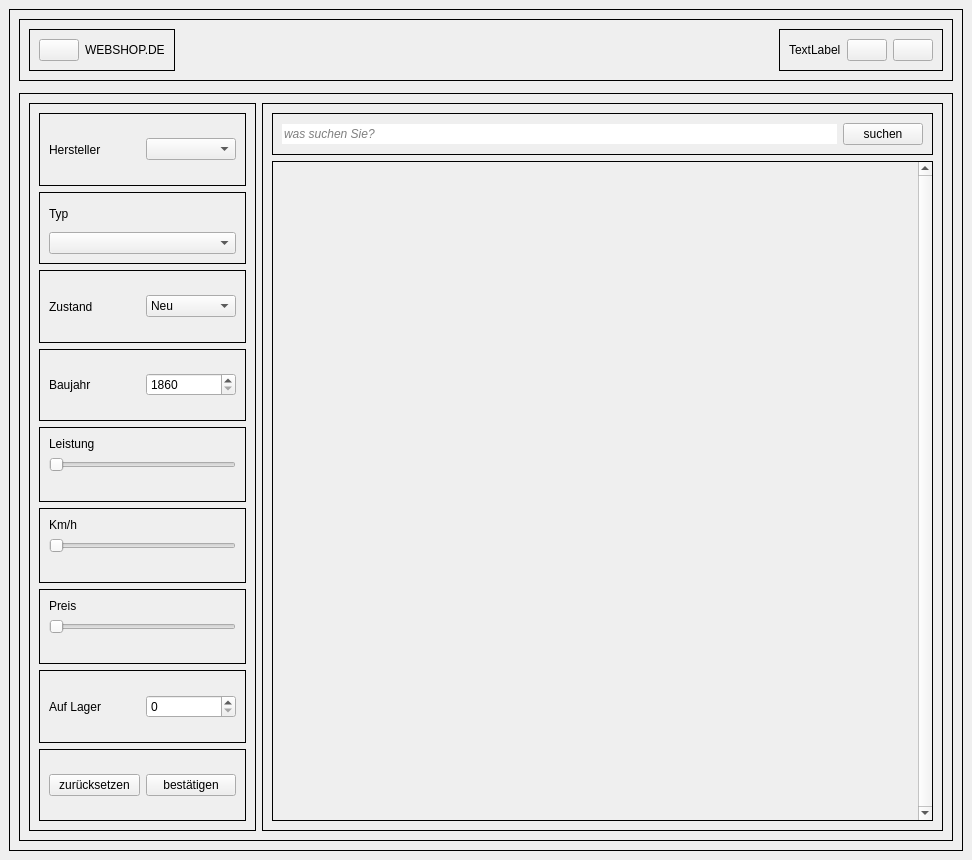
Before: the Qt Designer form frontend/Startseite.ui in nhatlam96/gui-xtraktor, drawn with Qt 5.
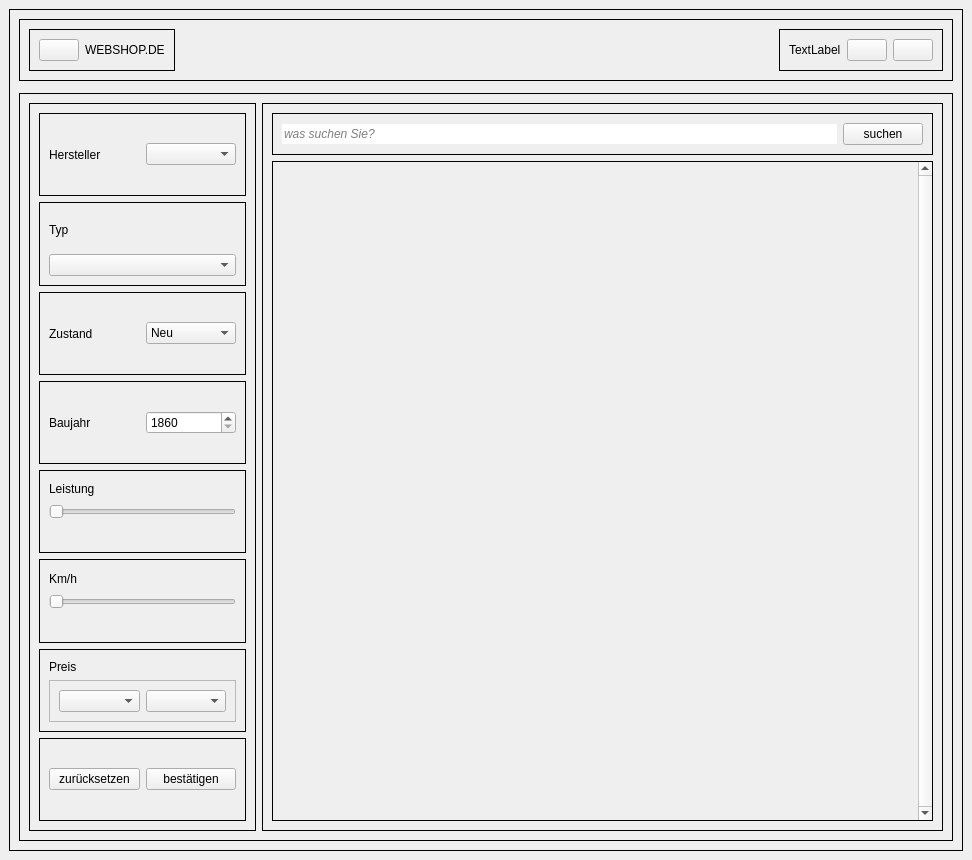
After: the same form once the commit is applied.

Diff of the .ui file:
```diff
--- a/frontend/Startseite.ui
+++ b/frontend/Startseite.ui
@@ -330,52 +330,29 @@
                  </widget>
                 </item>
                 <item>
-                 <widget class="QSlider" name="horizontalSlider_preis">
-                  <property name="maximum">
-                   <number>2000000</number>
-                  </property>
-                  <property name="singleStep">
-                   <number>100</number>
-                  </property>
-                  <property name="orientation">
-                   <enum>Qt::Horizontal</enum>
-                  </property>
-                 </widget>
-                </item>
-                <item>
-                 <widget class="QLabel" name="preis_anzeigt">
-                  <property name="text">
-                   <string/>
-                  </property>
-                  <property name="alignment">
-                   <set>Qt::AlignCenter</set>
-                  </property>
-                 </widget>
-                </item>
-               </layout>
-              </widget>
-             </item>
-             <item>
-              <widget class="QFrame" name="frame_16">
+                 <widget class="QFrame" name="frame_8">
                <property name="frameShape">
-                <enum>QFrame::Box</enum>
+                   <enum>QFrame::StyledPanel</enum>
                </property>
                <property name="frameShadow">
-                <enum>QFrame::Plain</enum>
-               </property>
-               <layout class="QHBoxLayout" name="horizontalLayout_12">
+                   <enum>QFrame::Raised</enum>
+                  </property>
+                  <layout class="QHBoxLayout" name="horizontalLayout_11">
                 <item>
-                 <widget class="QLabel" name="label_4">
-                  <property name="text">
-                   <string>Auf Lager</string>
+                    <widget class="QComboBox" name="min_preis">
+                     <property name="placeholderText">
+                      <string>von...</string>
                   </property>
                  </widget>
                 </item>
                 <item>
-                 <widget class="QSpinBox" name="auf_lager_spinBox">
-                  <property name="maximum">
-                   <number>100</number>
-                  </property>
+                    <widget class="QComboBox" name="max_preis">
+                     <property name="placeholderText">
+                      <string>bis...</string>
+                     </property>
+                    </widget>
+                   </item>
+                  </layout>
                  </widget>
                 </item>
                </layout>
```
Lines whose indentation alone changed are shown as unchanged.
